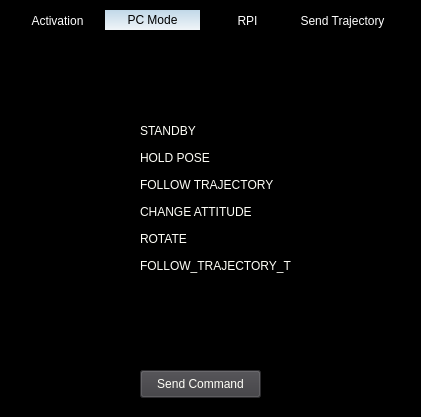
This is ARVID_GS/tcwindow.ui in Eruvae/floatsat5 as Qt 5 draws it before an edit. The edited form follows.
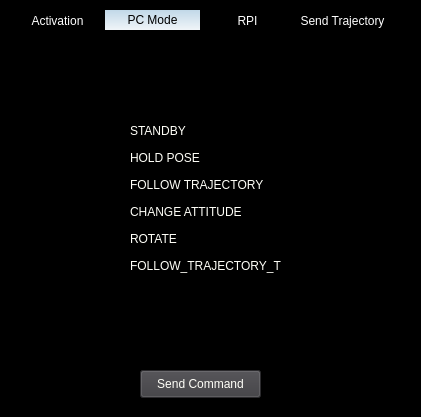
This is the edited form. Icons and pictures are not drawn.

Patch:
```diff
--- a/ARVID_GS/tcwindow.ui
+++ b/ARVID_GS/tcwindow.ui
@@ -99,7 +99,7 @@
     <widget class="QWidget" name="layoutWidget">
      <property name="geometry">
       <rect>
-       <x>110</x>
+       <x>100</x>
        <y>90</y>
        <width>181</width>
        <height>157</height>
```
